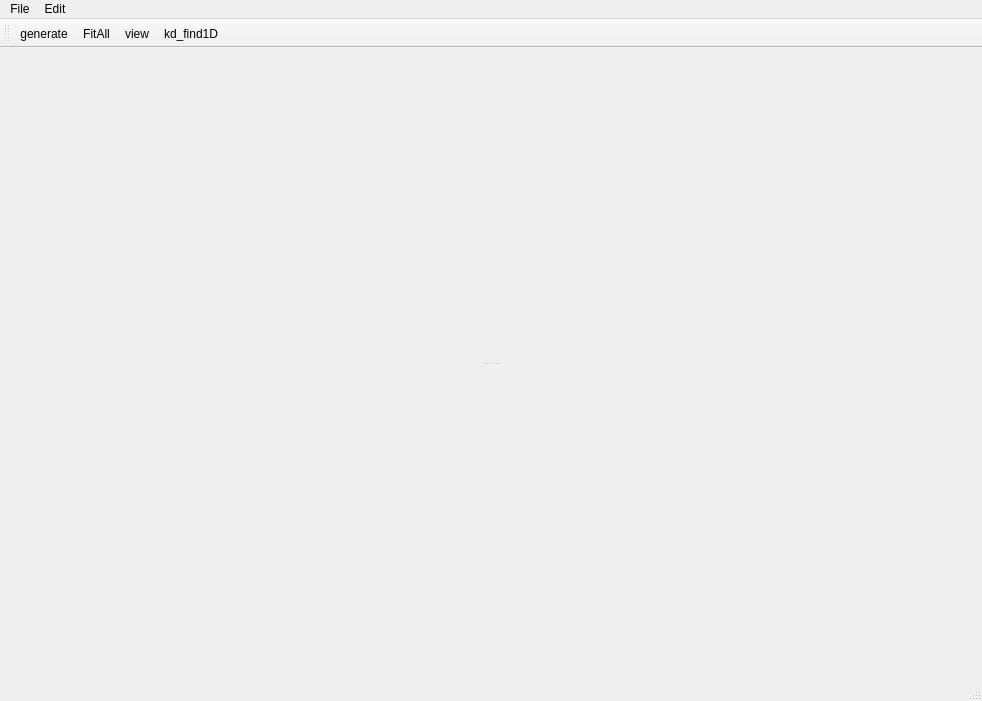
WisdomToNorth/OccDemo, file OccDebuger/MainWindowOcc.ui: the form before one commit.
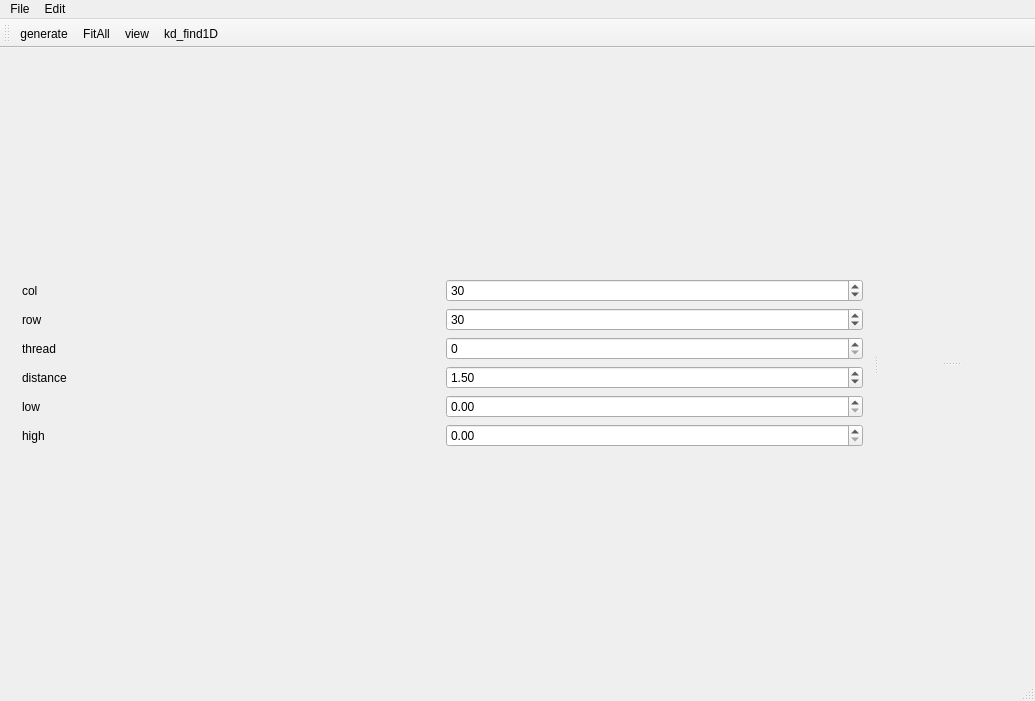
The form after the commit.

What changed in the file:
```diff
--- a/OccDebuger/MainWindowOcc.ui
+++ b/OccDebuger/MainWindowOcc.ui
@@ -6,7 +6,7 @@
    <rect>
     <x>0</x>
     <y>0</y>
-    <width>982</width>
+    <width>1035</width>
     <height>701</height>
    </rect>
   </property>
@@ -17,17 +17,115 @@
    <string notr="true"/>
   </property>
   <widget class="QWidget" name="centralWidget">
-   <layout class="QGridLayout" name="gridLayout_3">
+   <layout class="QGridLayout" name="gridLayout">
     <item row="0" column="0">
-     <widget class="QSplitter" name="splitter">
+     <widget class="QSplitter" name="splitter_2">
       <property name="orientation">
-       <enum>Qt::Vertical</enum>
+       <enum>Qt::Horizontal</enum>
       </property>
-      <widget class="QWidget" name="gridLayoutWidget">
-       <layout class="QGridLayout" name="gridLayout_view"/>
+      <widget class="QWidget" name="widget_param" native="true">
+       <layout class="QGridLayout" name="gridLayout_3">
+        <item row="0" column="0">
+         <layout class="QGridLayout" name="gridLayout_2">
+          <item row="1" column="0">
+           <widget class="QLabel" name="label_4">
+            <property name="text">
+             <string>row</string>
+            </property>
+           </widget>
+          </item>
+          <item row="5" column="1">
+           <widget class="QDoubleSpinBox" name="dsb_high"/>
+          </item>
+          <item row="4" column="0">
+           <widget class="QLabel" name="lb_low">
+            <property name="text">
+             <string>low</string>
+            </property>
+           </widget>
+          </item>
+          <item row="0" column="0">
+           <widget class="QLabel" name="label_3">
+            <property name="text">
+             <string>col</string>
+            </property>
+           </widget>
+          </item>
+          <item row="5" column="0">
+           <widget class="QLabel" name="lb_high">
+            <property name="text">
+             <string>high</string>
+            </property>
+           </widget>
+          </item>
+          <item row="3" column="0">
+           <widget class="QLabel" name="lb_low_2">
+            <property name="text">
+             <string>distance</string>
+            </property>
+           </widget>
+          </item>
+          <item row="1" column="1">
+           <widget class="QSpinBox" name="sb_row">
+            <property name="maximum">
+             <number>300</number>
+            </property>
+            <property name="value">
+             <number>30</number>
+            </property>
+           </widget>
+          </item>
+          <item row="4" column="1">
+           <widget class="QDoubleSpinBox" name="dsb_low"/>
+          </item>
+          <item row="0" column="1">
+           <widget class="QSpinBox" name="sb_col">
+            <property name="maximum">
+             <number>300</number>
+            </property>
+            <property name="value">
+             <number>30</number>
+            </property>
+           </widget>
+          </item>
+          <item row="2" column="0">
+           <widget class="QLabel" name="label_5">
+            <property name="text">
+             <string>thread</string>
+            </property>
+           </widget>
+          </item>
+          <item row="2" column="1">
+           <widget class="QSpinBox" name="sb_core">
+            <property name="maximum">
+             <number>64</number>
+            </property>
+           </widget>
+          </item>
+          <item row="3" column="1">
+           <widget class="QDoubleSpinBox" name="dsb_distance">
+            <property name="singleStep">
+             <double>0.100000000000000</double>
+            </property>
+            <property name="value">
+             <double>1.500000000000000</double>
+            </property>
+           </widget>
+          </item>
+         </layout>
+        </item>
+       </layout>
       </widget>
-      <widget class="QWidget" name="gridLayoutWidget_2">
-       <layout class="QGridLayout" name="gridLayout_Console"/>
+      <widget class="QSplitter" name="splitter">
+       <property name="orientation">
+        <enum>Qt::Vertical</enum>
+       </property>
+       <widget class="QWidget" name="gridLayoutWidget">
+        <layout class="QGridLayout" name="gridLayout_view"/>
+       </widget>
+       <widget class="QWidget" name="gridLayoutWidget_2">
+        <layout class="QGridLayout" name="gridLayout_Console"/>
+       </widget>
       </widget>
      </widget>
     </item>
@@ -38,7 +136,7 @@
     <rect>
      <x>0</x>
      <y>0</y>
-     <width>982</width>
+     <width>1035</width>
      <height>26</height>
     </rect>
    </property>
```
Left out of the diff: 12 changed lines with no effect on the pictures.
